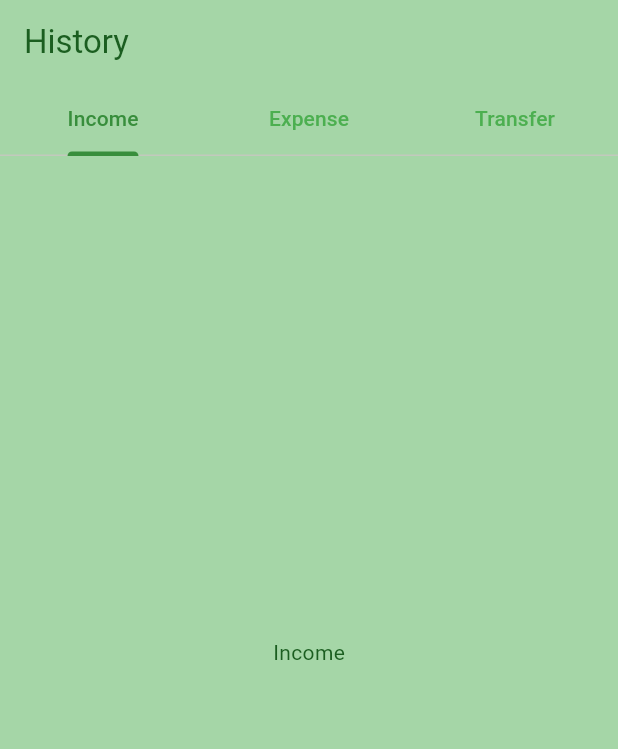
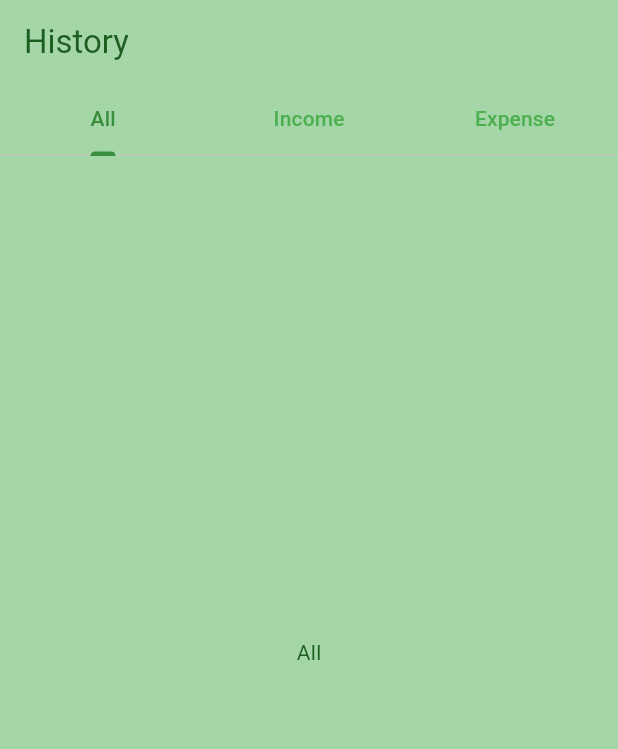
Before and after one commit to SnakyDH/personal_finance, a Flutter app: the HistoryView screen opened by its route, on a phone screen of 412 x 824 dp. Shown: the top 749 px of the screen. Run offline on Flutter 3.47's test engine with Material 3 defaults, Android fonts, the phone set to English and light mode, and no system bars; our stand-ins replace go_router.

Commit message:
refactor: rename tabs

```diff
--- a/lib/ui/views/history_view.dart
+++ b/lib/ui/views/history_view.dart
@@ -13,26 +13,26 @@ class HistoryView extends StatelessWidget {
             title: const Text('History'),
             bottom: const TabBar(tabs: [
               Tab(
+                text: 'All',
+              ),
+              Tab(
                 text: 'Income',
               ),
               Tab(
                 text: 'Expense',
-              ),
-              Tab(
-                text: 'Transfer',
               ),
             ]),
           ),
           body: const TabBarView(
             children: [
               Center(
+                child: Text('All'),
+              ),
+              Center(
                 child: Text('Income'),
               ),
               Center(
                 child: Text('Expense'),
-              ),
-              Center(
-                child: Text('Transfer'),
               ),
             ],
           ),
```
